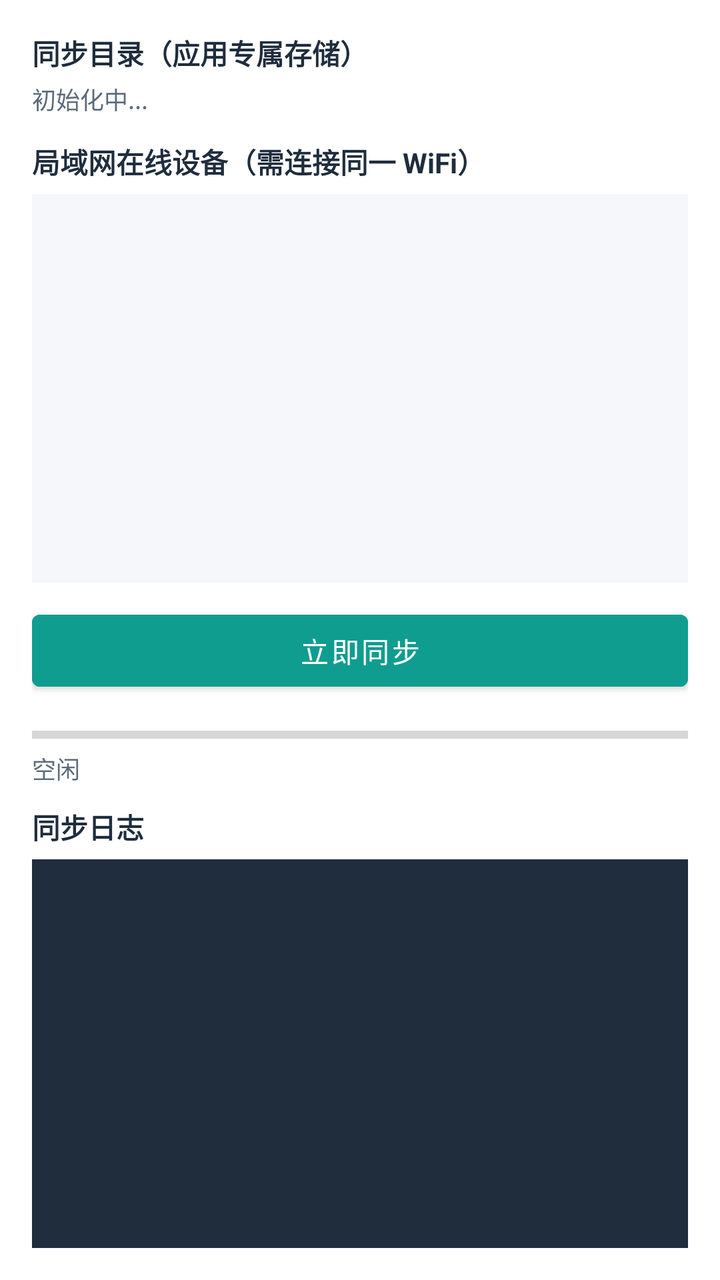
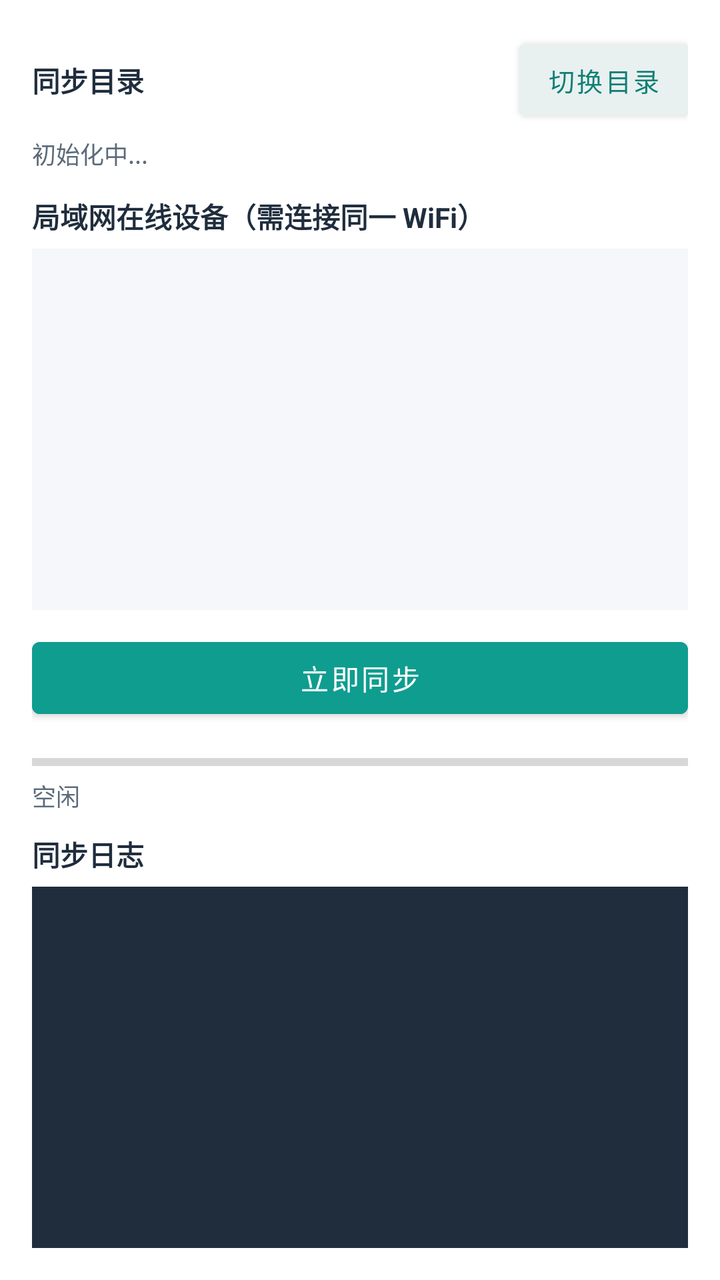

Compare the two renders of this Android layout. The source of the first and the diff that turns it into the second are given below.
<!-- AndroidManifest.xml: application theme Theme.FileSync -->
<!-- res/layout/activity_main.xml -->
<?xml version="1.0" encoding="utf-8"?>
<LinearLayout xmlns:android="http://schemas.android.com/apk/res/android"
    android:layout_width="match_parent"
    android:layout_height="match_parent"
    android:orientation="vertical"
    android:padding="16dp">

    <TextView
        android:layout_width="wrap_content"
        android:layout_height="wrap_content"
        android:text="同步目录（应用专属存储）"
        android:textStyle="bold"
        android:textColor="#1f2d3d" />

    <TextView
        android:id="@+id/tv_dir"
        android:layout_width="match_parent"
        android:layout_height="wrap_content"
        android:layout_marginTop="4dp"
        android:text="初始化中..."
        android:textColor="#5c6b7a"
        android:textSize="12sp" />

    <TextView
        android:layout_width="wrap_content"
        android:layout_height="wrap_content"
        android:layout_marginTop="12dp"
        android:text="局域网在线设备（需连接同一 WiFi）"
        android:textStyle="bold"
        android:textColor="#1f2d3d" />

    <ListView
        android:id="@+id/lv_peers"
        android:layout_width="match_parent"
        android:layout_height="0dp"
        android:layout_weight="2"
        android:layout_marginTop="6dp"
        android:background="#f5f7fa"
        android:minHeight="160dp" />

    <Button
        android:id="@+id/btn_sync"
        android:layout_width="match_parent"
        android:layout_height="wrap_content"
        android:layout_marginTop="10dp"
        android:backgroundTint="#0F9D8F"
        android:text="立即同步"
        android:textColor="#ffffff" />

    <ProgressBar
        android:id="@+id/progress"
        style="?android:attr/progressBarStyleHorizontal"
        android:layout_width="match_parent"
        android:layout_height="wrap_content"
        android:layout_marginTop="10dp"
        android:max="100" />

    <TextView
        android:id="@+id/tv_progress"
        android:layout_width="match_parent"
        android:layout_height="wrap_content"
        android:text="空闲"
        android:textColor="#5c6b7a"
        android:textSize="12sp" />

    <TextView
        android:layout_width="wrap_content"
        android:layout_height="wrap_content"
        android:layout_marginTop="10dp"
        android:text="同步日志"
        android:textStyle="bold"
        android:textColor="#1f2d3d" />

    <ScrollView
        android:id="@+id/log_scroll"
        android:layout_width="match_parent"
        android:layout_height="0dp"
        android:layout_marginTop="6dp"
        android:layout_weight="2"
        android:background="#1f2d3d"
        android:minHeight="140dp">

        <TextView
            android:id="@+id/tv_log"
            android:layout_width="match_parent"
            android:layout_height="wrap_content"
            android:fontFamily="monospace"
            android:padding="8dp"
            android:textColor="#d6e0ea"
            android:textSize="12sp" />
    </ScrollView>
</LinearLayout>
<!-- resources referenced by this layout -->
<resources>
  <style name="Theme.FileSync" parent="Theme.MaterialComponents.Light.NoActionBar">
          <item name="colorPrimary">@color/brand</item>
          <item name="colorPrimaryDark">@color/brand_dark</item>
          <item name="colorAccent">@color/brand</item>
          <item name="android:statusBarColor">@color/brand_dark</item>
      </style>
  <color name="brand">#0F9D8F</color>
  <color name="brand_dark">#0C6B63</color>
</resources>

<!-- the commit's change to res/layout/activity_main.xml (unified diff, before → after) -->
@@ -5,12 +5,32 @@
     android:orientation="vertical"
     android:padding="16dp">
 
-    <TextView
-        android:layout_width="wrap_content"
+    <LinearLayout
+        android:layout_width="match_parent"
         android:layout_height="wrap_content"
-        android:text="同步目录（应用专属存储）"
-        android:textStyle="bold"
-        android:textColor="#1f2d3d" />
+        android:gravity="center_vertical"
+        android:orientation="horizontal">
+
+        <TextView
+            android:layout_width="0dp"
+            android:layout_height="wrap_content"
+            android:layout_weight="1"
+            android:text="同步目录"
+            android:textColor="#1f2d3d"
+            android:textStyle="bold" />
+
+        <Button
+            android:id="@+id/btn_dir"
+            android:layout_width="wrap_content"
+            android:layout_height="wrap_content"
+            android:minWidth="0dp"
+            android:paddingLeft="14dp"
+            android:paddingRight="14dp"
+            android:backgroundTint="#E8F1F0"
+            android:text="切换目录"
+            android:textColor="#0F7F75"
+            android:textSize="13sp" />
+    </LinearLayout>
 
     <TextView
         android:id="@+id/tv_dir"
